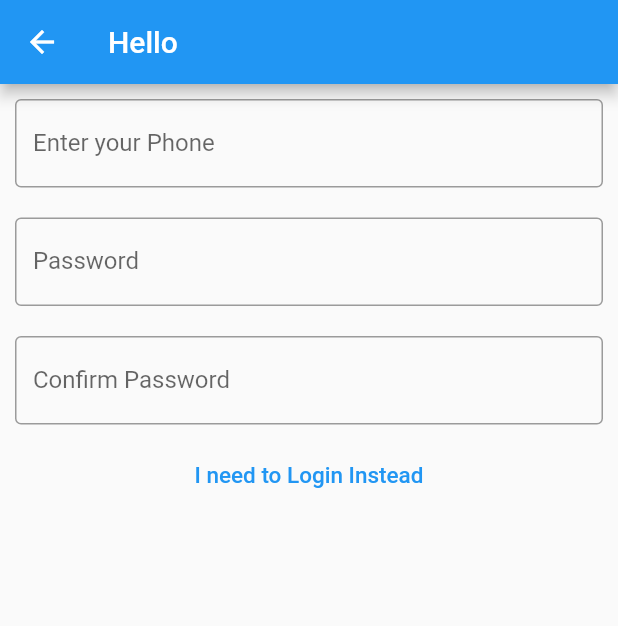
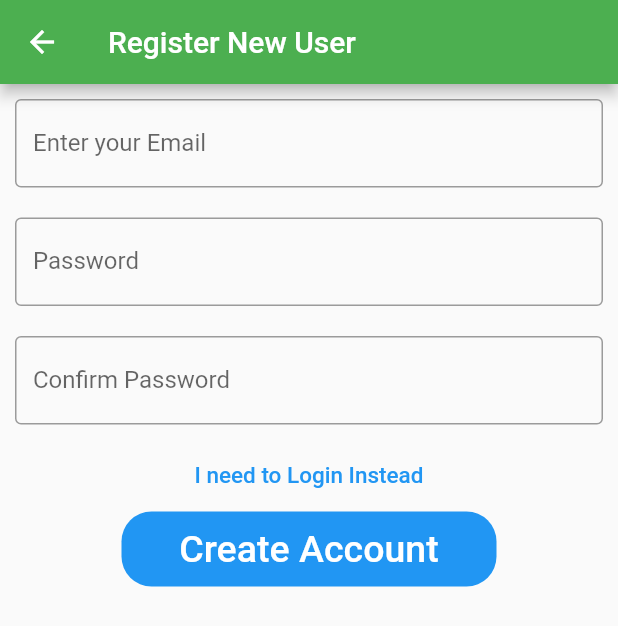
Before and after one commit to allenjiji/2021_IBM_Code_Challenge_Online_Name_Changing, a Flutter app: the screen it shows after launch, after a tap on "I need to Register as New User", on a phone screen of 412 x 824 dp. Shown: the top 626 px of the screen. Run offline on Flutter 3.47's test engine with Material 2 defaults, Android fonts, the phone set to English and light mode, and no system bars; our stand-ins replace firebase_auth, firebase_core; accounts and stored records are empty.

Commit message:
login + loader animation

```diff
--- a/lib/Pages/LoginPage.dart
+++ b/lib/Pages/LoginPage.dart
@@ -1,34 +1,42 @@
+import 'package:firebase_auth/firebase_auth.dart';
 import 'package:flutter/material.dart';
 import 'package:name_change_app/Pages/RegisterPage.dart';
-
+import 'package:name_change_app/main.dart';
 import 'HomePage.dart';
 
 class LoginPage extends StatelessWidget {
-  const LoginPage({Key? key}) : super(key: key);
+  LoginPage({Key? key}) : super(key: key);
   static const routeName = '/LoginPage';
-
+  final GlobalKey<FormState> _formKey = GlobalKey<FormState>();
+  final TextEditingController _emailController = TextEditingController();
+  final TextEditingController _passwordController = TextEditingController();
+  bool _success = false;
   @override
   Widget build(BuildContext context) {
     return Scaffold(
       appBar: AppBar(
-        title: const Text("Hello"),
+        title: const Text("Login to Proceed"),
       ),
-      body: Column(
+      body: Form(
+        key: _formKey,
+        child: Column(
           children: [
-          const Padding(
-            padding: EdgeInsets.all(10),
-            child: TextField(
-              decoration: InputDecoration(
+            Padding(
+              padding: const EdgeInsets.all(10),
+              child: TextFormField(
+                controller: _emailController,
+                decoration: const InputDecoration(
                     border: OutlineInputBorder(),
-                  labelText: 'User Name / Phone',
+                    labelText: 'Enter your Email',
                     hintText: 'Enter valid mail id as abc@gmail.com'),
               ),
             ),
-          const Padding(
-            padding: EdgeInsets.all(10),
+            Padding(
+              padding: const EdgeInsets.all(10),
               child: TextField(
+                controller: _passwordController,
                 obscureText: true,
-              decoration: InputDecoration(
+                decoration: const InputDecoration(
                     border: OutlineInputBorder(),
                     labelText: 'Password',
                     hintText: 'Enter your secure password'),
@@ -49,9 +57,7 @@ class LoginPage extends StatelessWidget {
               decoration: BoxDecoration(
                   color: Colors.blue, borderRadius: BorderRadius.circular(20)),
               child: TextButton(
-              onPressed: () {
-                Navigator.of(context).pushNamed(HomePage.routeName);
-              },
+                onPressed: () => signIn(context),
                 child: const Text(
                   'Login',
                   style: TextStyle(color: Colors.white, fontSize: 25),
@@ -60,6 +66,25 @@ class LoginPage extends StatelessWidget {
             ),
           ],
         ),
+      ),
     );
   }
+
+  Future signIn(BuildContext context) async {
+    showDialog(
+        context: context,
+        builder: (context) {
+          return const Center(
+            child: CircularProgressIndicator(),
+          );
+        },
+        barrierDismissible: false);
+    try {
+      await FirebaseAuth.instance.signInWithEmailAndPassword(
+          email: _emailController.text, password: _passwordController.text);
+    } on FirebaseAuthException catch (e) {
+      print(e);
     }
+    navigatorKey.currentState!.popUntil((route) => route.isFirst);
+  }
+}
--- a/lib/Pages/RegisterPage.dart
+++ b/lib/Pages/RegisterPage.dart
@@ -1,41 +1,90 @@
+import 'package:firebase_auth/firebase_auth.dart';
 import 'package:flutter/material.dart';
 
-class RegisterPage extends StatelessWidget {
-  const RegisterPage({Key? key}) : super(key: key);
+class RegisterPage extends StatefulWidget {
+  RegisterPage({Key? key}) : super(key: key);
   static const routeName = '/RegisterPage';
+
+  @override
+  State<RegisterPage> createState() => _RegisterPageState();
+}
+
+class _RegisterPageState extends State<RegisterPage> {
+  final GlobalKey<FormState> _formKey = GlobalKey<FormState>();
+
+  final TextEditingController _emailController = TextEditingController();
+
+  final TextEditingController _passwordController1 = TextEditingController();
+
+  final TextEditingController _passwordController2 = TextEditingController();
+  bool _success = false;
+  String _userEmail = '';
+
+  final FirebaseAuth _auth = FirebaseAuth.instance;
+
+  void _register() async {
+    final User? user = (await _auth.createUserWithEmailAndPassword(
+      email: _emailController.text,
+      password: _passwordController2.text,
+    ))
+        .user;
+    if (user != null) {
+      setState(() {
+        _success = true;
+        _userEmail = user.email!;
+      });
+    } else {
+      setState(() {
+        _success = true;
+      });
+    }
+  }
+
+  @override
+  void dispose() {
+    _emailController.dispose();
+    _passwordController1.dispose();
+    _passwordController2.dispose();
+    super.dispose();
+  }
 
   @override
   Widget build(BuildContext context) {
     return Scaffold(
       appBar: AppBar(
-        title: const Text("Hello"),
+        title: const Text("Register New User"),
       ),
-      body: Column(
+      body: Form(
+        key: _formKey,
+        child: Column(
           children: [
-          const Padding(
-            padding: EdgeInsets.all(10),
-            child: TextField(
-              decoration: InputDecoration(
+            Padding(
+              padding: const EdgeInsets.all(10),
+              child: TextFormField(
+                controller: _emailController,
+                decoration: const InputDecoration(
                     border: OutlineInputBorder(),
-                  labelText: 'Enter your Phone',
+                    labelText: 'Enter your Email',
                     hintText: 'Enter valid mail id as abc@gmail.com'),
               ),
             ),
-          const Padding(
-            padding: EdgeInsets.all(10),
-            child: TextField(
+            Padding(
+              padding: const EdgeInsets.all(10),
+              child: TextFormField(
+                controller: _passwordController1,
                 obscureText: true,
-              decoration: InputDecoration(
+                decoration: const InputDecoration(
                     border: OutlineInputBorder(),
                     labelText: 'Password',
                     hintText: 'Enter your secure password'),
               ),
             ),
-          const Padding(
-            padding: EdgeInsets.all(10),
-            child: TextField(
+            Padding(
+              padding: const EdgeInsets.all(10),
+              child: TextFormField(
+                controller: _passwordController2,
                 obscureText: true,
-              decoration: InputDecoration(
+                decoration: const InputDecoration(
                     border: OutlineInputBorder(),
                     labelText: 'Confirm Password',
                     hintText: 'Enter your secure password again'),
@@ -50,7 +99,25 @@ class RegisterPage extends StatelessWidget {
                 style: TextStyle(color: Colors.blue, fontSize: 15),
               ),
             ),
+            Container(
+              height: 50,
+              width: 250,
+              decoration: BoxDecoration(
+                  color: Colors.blue, borderRadius: BorderRadius.circular(20)),
+              child: TextButton(
+                onPressed: () async {
+                  if (_formKey.currentState!.validate()) {
+                    _register();
+                  }
+                },
+                child: const Text(
+                  'Create Account',
+                  style: TextStyle(color: Colors.white, fontSize: 25),
+                ),
+              ),
+            ),
           ],
+        ),
       ),
     );
   }
--- a/lib/main.dart
+++ b/lib/main.dart
@@ -1,30 +1,45 @@
+import 'package:firebase_auth/firebase_auth.dart';
+import 'package:firebase_core/firebase_core.dart';
 import 'package:flutter/material.dart';
 import 'package:name_change_app/Pages/HomePage.dart';
 import 'package:name_change_app/Pages/LoginPage.dart';
+import 'package:name_change_app/Pages/NewApplicationFormPage.dart';
 import 'package:name_change_app/Pages/RegisterPage.dart';
 
-void main() {
+void main() async {
+  WidgetsFlutterBinding.ensureInitialized();
+  await Firebase.initializeApp();
   runApp(const MyApp());
 }
 
+final navigatorKey = GlobalKey<NavigatorState>();
+
 class MyApp extends StatelessWidget {
   const MyApp({Key? key}) : super(key: key);
-
   // This widget is the root of your application.
   @override
   Widget build(BuildContext context) {
     return MaterialApp(
-      title: 'Flutter Demo',
+      navigatorKey: navigatorKey,
+      title: 'ChangeUrName',
       theme: ThemeData(
-
-        primarySwatch: Colors.blue,
+        primarySwatch: Colors.green,
       ),
       // home: const LoginPage(),
       routes: {
-        '/': (context) => const LoginPage(),
-        LoginPage.routeName:(context) => const LoginPage(),
-        RegisterPage.routeName: (context)=> const RegisterPage(),
-        HomePage.routeName:(context)=>const HomePage(),
+        '/': (context) => StreamBuilder<User?>(
+            stream: FirebaseAuth.instance.authStateChanges(),
+            builder: (context, snapshot) {
+              if (snapshot.hasData) {
+                return HomePage();
+              } else {
+                return LoginPage();
+              }
+            }),
+        LoginPage.routeName: (context) => LoginPage(),
+        RegisterPage.routeName: (context) => RegisterPage(),
+        HomePage.routeName: (context) => HomePage(),
+        NewApplicationPage.routeName: (context) => const NewApplicationPage(),
       },
     );
   }
```
Also changed, not shown: lib/Pages/HomePage.dart (+42 -3 lines), lib/Pages/NewApplicationFormPage.dart (added, +111 -0 lines), pubspec.yaml (+5 -17 lines), lib/Auth/firebase_auth.dart (added), pubspec.lock, 2 other files. Lines whose indentation alone changed are shown as unchanged.
